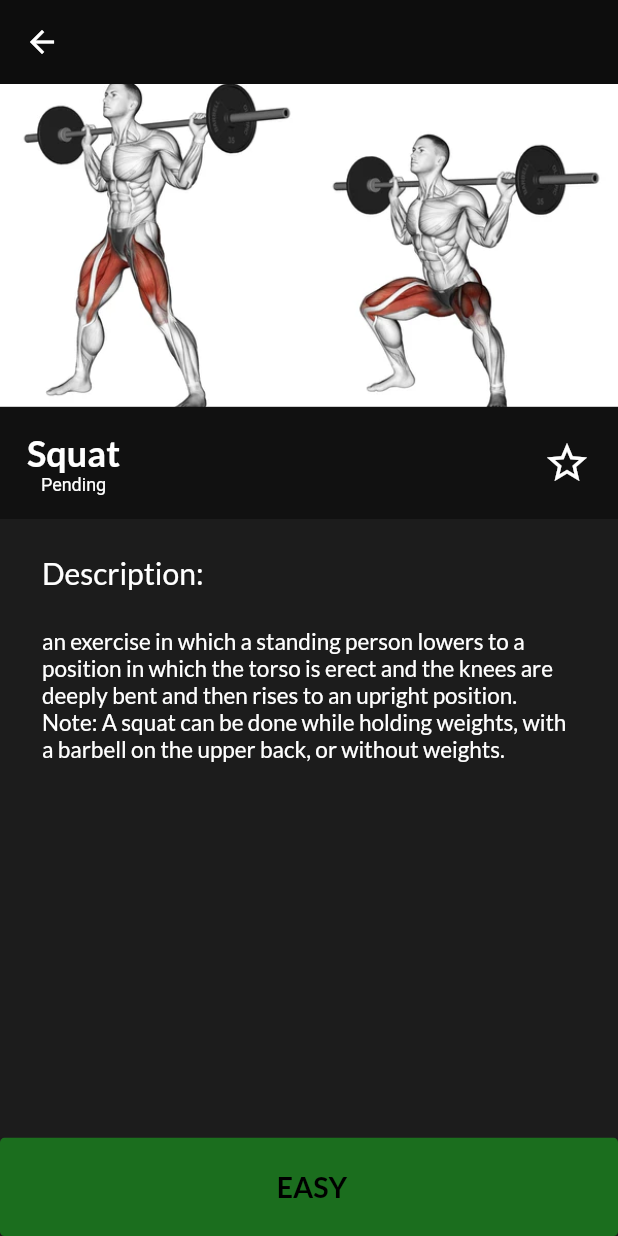
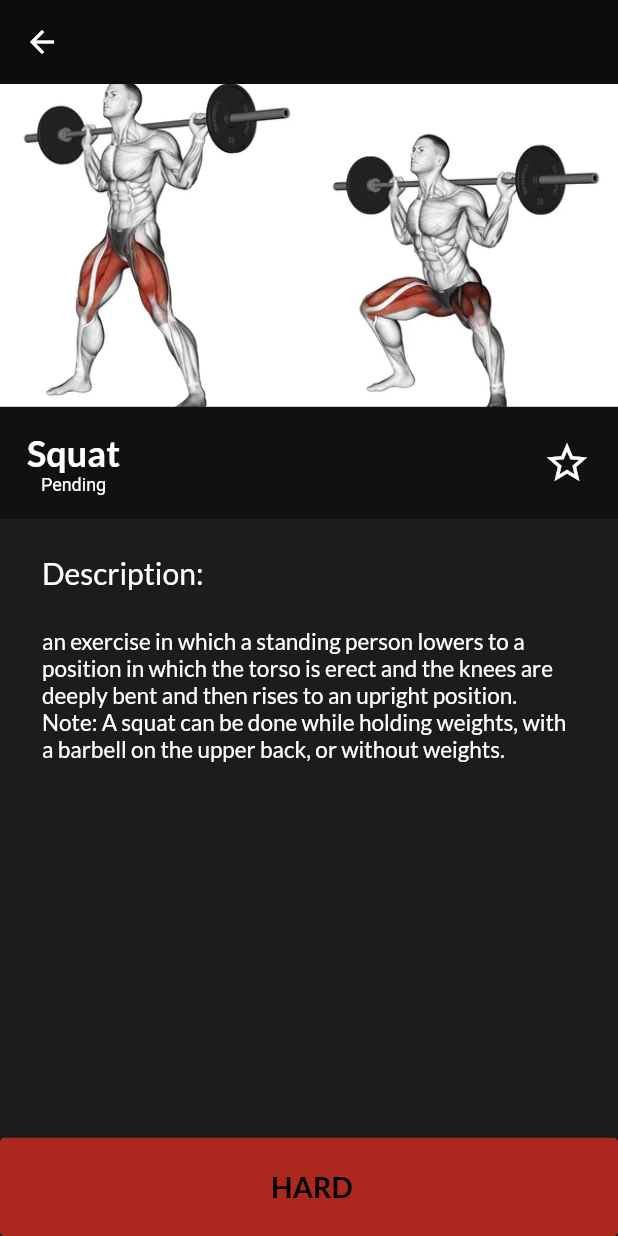
Before and after one commit to RafihYahya/WorkOut_Flutter_APP_V01_ALPHA, a Flutter app: the Allexec screen opened directly with empty values, after a tap on "SQUAT", on a phone screen of 412 x 824 dp. Run offline on Flutter 3.47's test engine with Material 2 defaults, Android fonts, the phone set to English and light mode, and no system bars; our stand-ins replace google_fonts, google_nav_bar.

Commit message:
extra_stuff

```diff
--- a/lib/data/workoutlist.dart
+++ b/lib/data/workoutlist.dart
@@ -41,7 +41,7 @@ class WorkOutList extends ChangeNotifier {
                 title: 'Bent-Over Row',
                 desc:
                     'Lift the bar from the rack, bend forward at the hips, and keep the back straight with a slight bend in the knees. Lower the bar towards the floor until the elbows are completely straight, and keep the back flat as the bar is pulled towards the belly button. Then slowly lower the bar to the starting position and repeat.',
-                danger: 'EASY',
+                danger: 'HARD',
                 image: '${asset}exec03.webp')),
         Exercise(
             name: 'Pull-Up',
@@ -52,7 +52,7 @@ class WorkOutList extends ChangeNotifier {
                 title: 'Pull-Up',
                 desc:
                     'A pull-up is an upper-body exercise that involves hanging from a pull-up bar by your hands with your palms facing away from you, and lifting your entire body up with your arm and back muscles until your chest touches the bar.',
-                danger: 'EASY',
+                danger: 'HARD',
                 image: '${asset}exec04.webp')),
         Exercise(
             name: 'Seated Row',
@@ -227,7 +227,7 @@ class WorkOutList extends ChangeNotifier {
                 title: 'Squat',
                 desc:
                     'an exercise in which a standing person lowers to a position in which the torso is erect and the knees are deeply bent and then rises to an upright position. Note: A squat can be done while holding weights, with a barbell on the upper back, or without weights.',
-                danger: 'EASY',
+                danger: 'HARD',
                 image: '${asset}exec18.webp')),
         Exercise(
             name: 'Hip Thrusts',
@@ -260,7 +260,7 @@ class WorkOutList extends ChangeNotifier {
                 title: 'Romanian Deadlift',
                 desc:
                     'A Romanian Deadlift (RDL) is a deadlift in which the body is bent at the hips and the knees are not bent. The deadlift is a strengthening exercise where a loaded barbell is lifted off the ground from a stabilized, bent over position, knees free to bend.',
-                danger: 'EASY',
+                danger: 'HARD',
                 image: '${asset}exec21.gif')),
         Exercise(
             name: 'Split Squat',
@@ -318,12 +318,12 @@ class WorkOutList extends ChangeNotifier {
                 danger: 'EASY',
                 image: '${asset}exec26.webp')),
         Exercise(
-            name: 'ABS Crunch',
+            name: 'Abs Crunch',
             wheight: '50Kg',
             reps: '15',
             sets: '4',
             desc: Description(
-                title: 'ABS Crunch',
+                title: 'Abs Crunch',
                 desc:
                     'Fold your arms on your chest and tighten your abdominal muscles. Raise your head and shoulders off of the floor. Hold for three deep breaths, then return to starting position. You ll feel tension in the muscles in your abdomen. When you re doing abdominal crunches, don t clasp your hands behind your head.',
                 danger: 'EASY',
```
